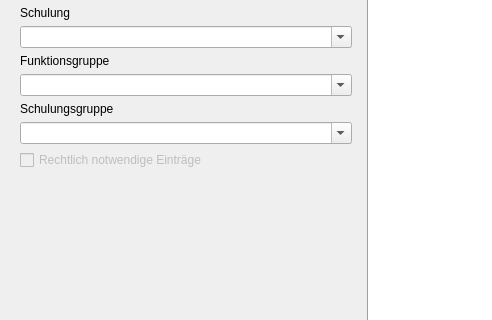
Old version of the form ui/qmqualimatrixwidget.ui in the repository Christian-Kr/QualificationMatrix; both pictures show x 0 to 492 and y 81 to 401 of the 953 by 725 pixel window.
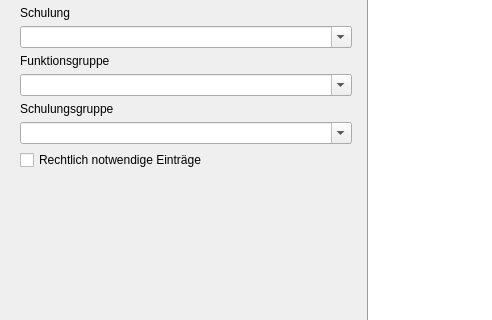
New version of the form. Icons and pictures are not drawn. Custom widgets are drawn as their Qt base class.

```diff
--- a/ui/qmqualimatrixwidget.ui
+++ b/ui/qmqualimatrixwidget.ui
@@ -237,7 +237,7 @@
        <item>
         <widget class="QCheckBox" name="cbLegal">
          <property name="enabled">
-          <bool>false</bool>
+          <bool>true</bool>
          </property>
          <property name="text">
           <string>Rechtlich notwendige Einträge</string>
```
